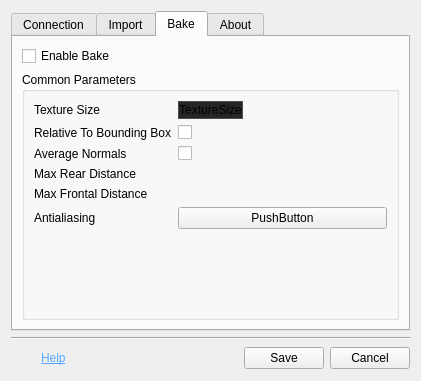
Qt form megascan_link_python/ui/uiDesign/settings_dialog.ui (Raider-Arts/painter-megascan-link) before a commit.
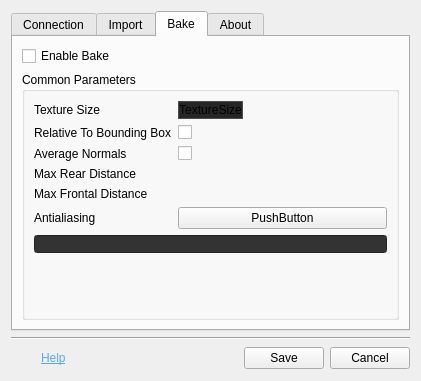
The same form after that commit. Custom widgets are drawn as their Qt base class.

Commit message: [PYTHON] Updated dialog design and small code refactor

```diff
--- a/megascan_link_python/ui/uiDesign/settings_dialog.ui
+++ b/megascan_link_python/ui/uiDesign/settings_dialog.ui
@@ -142,7 +142,7 @@
           </widget>
          </item>
          <item>
-          <widget class="QGroupBox" name="bakeParameters">
+          <widget class="QGroupBox" name="bakeParametersGroup">
            <property name="title">
             <string>Common Parameters</string>
            </property>
@@ -151,7 +151,7 @@
              <enum>QLayout::SetDefaultConstraint</enum>
             </property>
             <item>
-             <layout class="QFormLayout" name="formLayout_3">
+             <layout class="QFormLayout" name="bakeParameters">
               <property name="sizeConstraint">
                <enum>QLayout::SetDefaultConstraint</enum>
               </property>
@@ -296,6 +296,24 @@
               </item>
              </layout>
             </item>
+            <item>
+             <widget class="QLineEdit" name="lineEdit">
+              <property name="styleSheet">
+               <string notr="true">QLineEdit {
+	background: #333333;
+	border-bottom: solid .75em transparent;
+	margin-bottom: 1px;
+	box-shadow: 0 1px 0 -1px black; 
+	margin: 0 0 10px;
+	background-clip:padding;
+}
+
+QLineEdit:hover {
+	background: #262626;
+}</string>
+              </property>
+             </widget>
+            </item>
             <item>
              <spacer name="verticalSpacer_2">
               <property name="orientation">
```
The commit also changes 2 other files.
